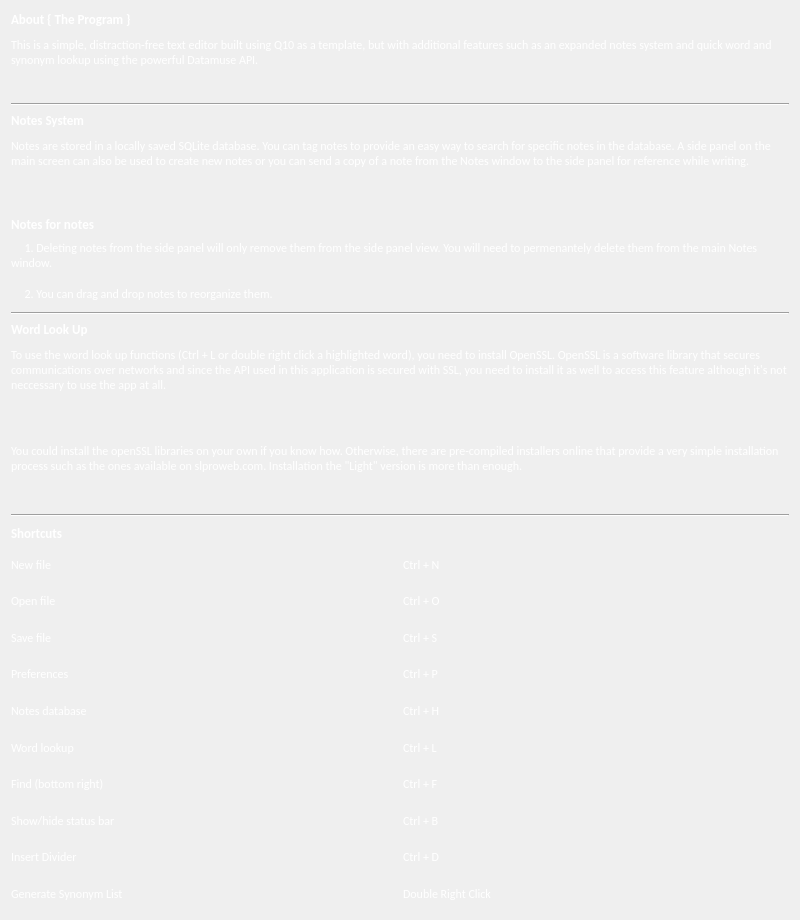
Before: the Qt Designer form src/helpcard.ui in akaddoura/writbit, drawn with Qt 5.
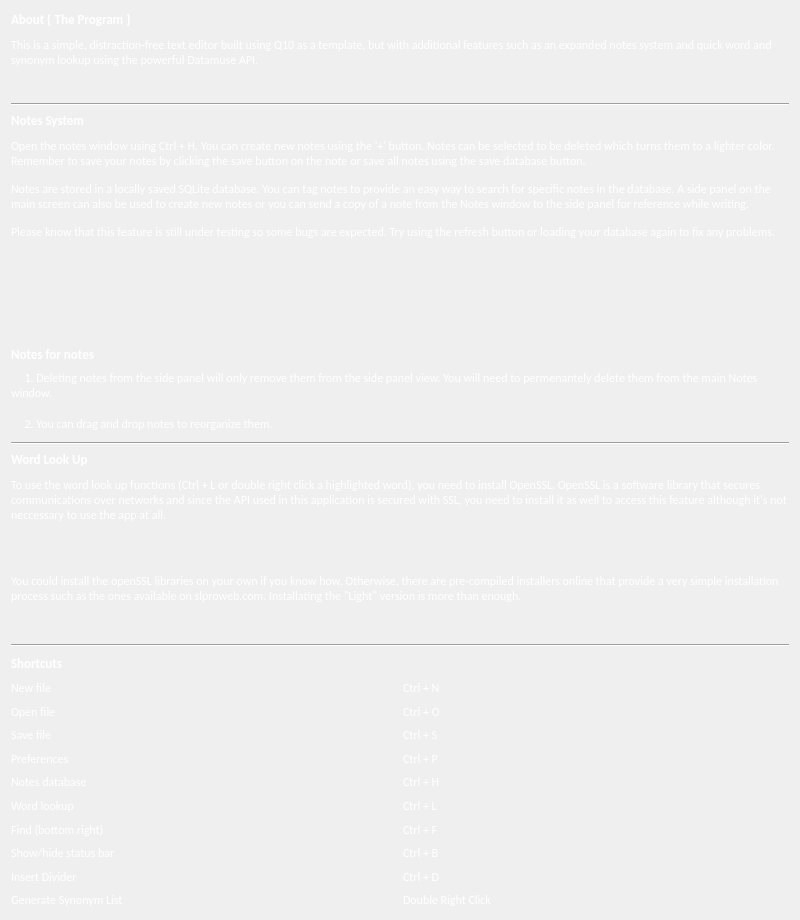
After: the same form once the commit is applied.

Diff of the .ui file:
```diff
--- a/src/helpcard.ui
+++ b/src/helpcard.ui
@@ -266,7 +266,7 @@
        <property name="maximumSize">
         <size>
          <width>16777215</width>
-         <height>70</height>
+         <height>200</height>
         </size>
        </property>
        <property name="font">
@@ -275,7 +275,7 @@
         </font>
        </property>
        <property name="text">
-        <string>Notes are stored in a locally saved SQLite database. You can tag notes to provide an easy way to search for specific notes in the database. A side panel on the main screen can also be used to create new notes or you can send a copy of a note from the Notes window to the side panel for reference while writing. </string>
+        <string>&lt;html&gt;&lt;head/&gt;&lt;body&gt;&lt;p&gt;Open the notes window using Ctrl + H. You can create new notes using the '+' button. Notes can be selected to be deleted which turns them to a lighter color. Remember to save your notes by clicking the save button on the note or save all notes using the save database button. &lt;/p&gt;&lt;p&gt;Notes are stored in a locally saved SQLite database. You can tag notes to provide an easy way to search for specific notes in the database. A side panel on the main screen can also be used to create new notes or you can send a copy of a note from the Notes window to the side panel for reference while writing.&lt;/p&gt;&lt;p&gt;Please know that this feature is still under testing so some bugs are expected. Try using the refresh button or loading your database again to fix any problems. &lt;/p&gt;&lt;/body&gt;&lt;/html&gt;</string>
        </property>
        <property name="alignment">
         <set>Qt::AlignLeading|Qt::AlignLeft|Qt::AlignTop</set>
@@ -429,7 +429,7 @@
         </font>
        </property>
        <property name="text">
-        <string>&lt;html&gt;&lt;head/&gt;&lt;body&gt;&lt;p&gt;You could install the openSSL libraries on your own if you know how. Otherwise, there are pre-compiled installers online that provide a very simple installation process such as the ones available on slproweb.com. Installation the &amp;quot;Light&amp;quot; version is more than enough. &lt;/p&gt;&lt;/body&gt;&lt;/html&gt;</string>
+        <string>&lt;html&gt;&lt;head/&gt;&lt;body&gt;&lt;p&gt;You could install the openSSL libraries on your own if you know how. Otherwise, there are pre-compiled installers online that provide a very simple installation process such as the ones available on slproweb.com. Installating the &amp;quot;Light&amp;quot; version is more than enough. &lt;/p&gt;&lt;/body&gt;&lt;/html&gt;</string>
        </property>
        <property name="alignment">
         <set>Qt::AlignLeading|Qt::AlignLeft|Qt::AlignTop</set>
```
